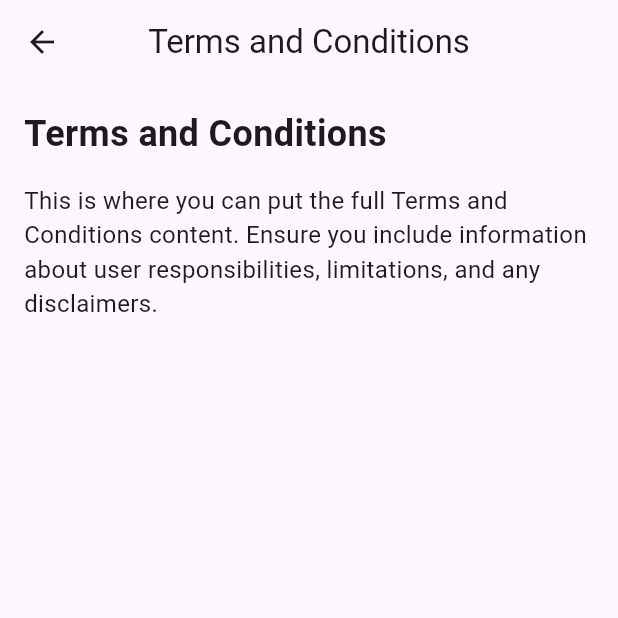
After one commit to EnoshPerera/CeylonSphere, a Flutter app: the screen it shows after launch, after a tap on "Terms and Conditions", on a phone screen of 412 x 824 dp, the top half of it. The commit adds this screen. Run offline on Flutter 3.47's test engine with Material 3 defaults, Android fonts, the phone set to English and light mode, and no system bars; our stand-ins replace image_picker, shared_preferences.

Commit message:
Updated routing to include TermsAndConditionsScreen.
. Added route for TermsAndConditionsScreen in AppRoutes.
. Integrated navigation to TermsAndConditionsScreen from ProfileScreens.

```diff
--- a/lib/routes.dart
+++ b/lib/routes.dart
@@ -1,12 +1,14 @@
 import 'package:flutter/material.dart';
 import 'screens/profile_screen.dart';
 import 'screens/edit_profile_screen.dart';
-import 'package:user_profile_page/screens/privacy_policy_screen.dart';
+import 'screens/privacy_policy_screen.dart';  // Import PrivacyPolicyScreen
+import 'screens/terms_and_conditions_screen.dart';  // Import TermsAndConditionsScreen
 
 class AppRoutes {
   static Map<String, WidgetBuilder> routes = {
     '/profile': (context) => ProfileScreen(),
     '/edit-profile': (context) => EditProfileScreen(),
     '/privacy-policy': (context) => PrivacyPolicyScreen(), // Add route for PrivacyPolicyScreen
+    '/terms-and-conditions': (context) => TermsAndConditionsScreen(), // Add route for TermsAndConditionsScreen
   };
 }
--- a/lib/screens/profile_screen.dart
+++ b/lib/screens/profile_screen.dart
@@ -2,6 +2,8 @@ import 'package:flutter/material.dart';
 import 'package:shared_preferences/shared_preferences.dart';
 import 'edit_profile_screen.dart'; // Keep this import for navigation to the EditProfileScreen
 import 'privacy_policy_screen.dart'; //import the new privacy policy screen
+import 'terms_and_conditions_screen.dart'; //import the new TermsAndConditionsScreen
+
 class ProfileScreen extends StatefulWidget {
   const ProfileScreen({super.key});
 
@@ -115,6 +117,12 @@ class _ProfileScreenState extends State<ProfileScreen> {
               MaterialPageRoute(builder: (context) => const PrivacyPolicyScreen()),
             );
           }),
+          buildProfileOption("Terms and Conditions", Icons.description, onTap: () {
+            Navigator.push(
+              context,
+              MaterialPageRoute(builder: (context) => const TermsAndConditionsScreen()),
+            );
+          }),
           Padding(
             padding: const EdgeInsets.all(16.0),
             child: ElevatedButton(
--- /dev/null
+++ b/lib/screens/terms_and_conditions_screen.dart
@@ -0,0 +1,35 @@
+import 'package:flutter/material.dart';
+
+class TermsAndConditionsScreen extends StatelessWidget {
+  const TermsAndConditionsScreen({super.key});
+
+  @override
+  Widget build(BuildContext context) {
+    return Scaffold(
+      appBar: AppBar(
+        title: const Text("Terms and Conditions"),
+        centerTitle: true,
+      ),
+      body: Padding(
+        padding: const EdgeInsets.all(16.0),
+        child: SingleChildScrollView(
+          child: Column(
+            crossAxisAlignment: CrossAxisAlignment.start,
+            children: [
+              const Text(
+                "Terms and Conditions",
+                style: TextStyle(fontSize: 24, fontWeight: FontWeight.bold),
+              ),
+              const SizedBox(height: 16),
+              const Text(
+                "This is where you can put the full Terms and Conditions content. Ensure you include information about user responsibilities, limitations, and any disclaimers.",
+                style: TextStyle(fontSize: 16),
+              ),
+              // Add more content as needed
+            ],
+          ),
+        ),
+      ),
+    );
+  }
+}
```
